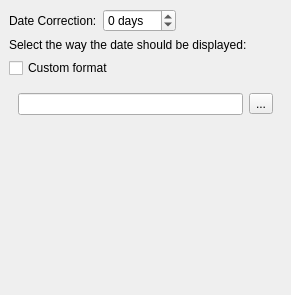
Old version of the form plugins/variables/FixedDateFormat.ui in the repository KDE/krita.
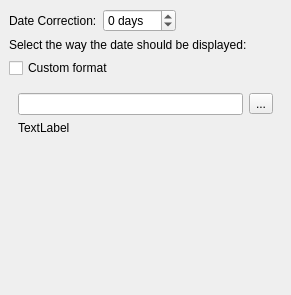
New version of the form. The open tabs and pages were chosen to show the change.

Diff of the .ui file:
```diff
--- a/plugins/variables/FixedDateFormat.ui
+++ b/plugins/variables/FixedDateFormat.ui
@@ -131,7 +131,7 @@
        <item>
         <widget class="QLabel" name="label_3" >
          <property name="text" >
-          <string/>
+          <string comment="KDE::DoNotExtract" >TextLabel</string>
          </property>
         </widget>
        </item>
```
